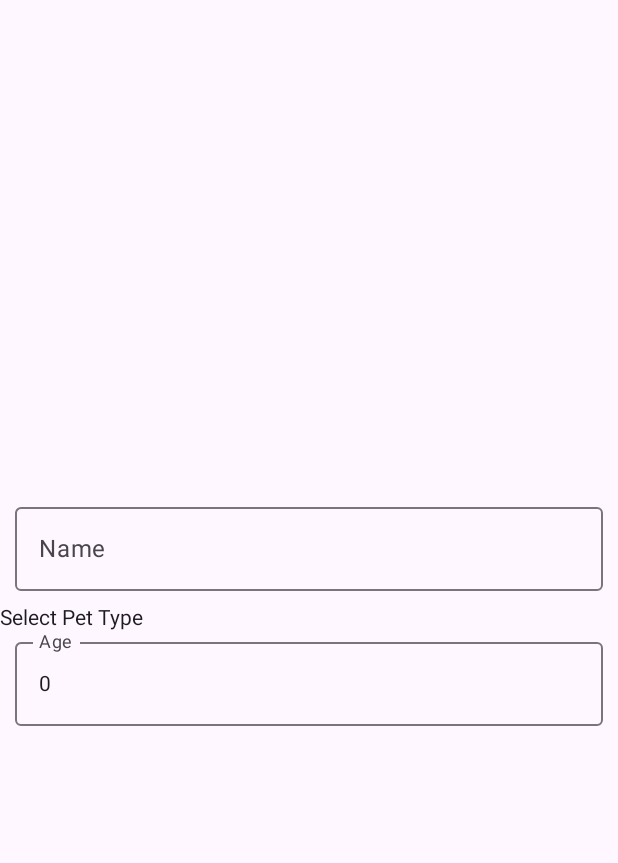
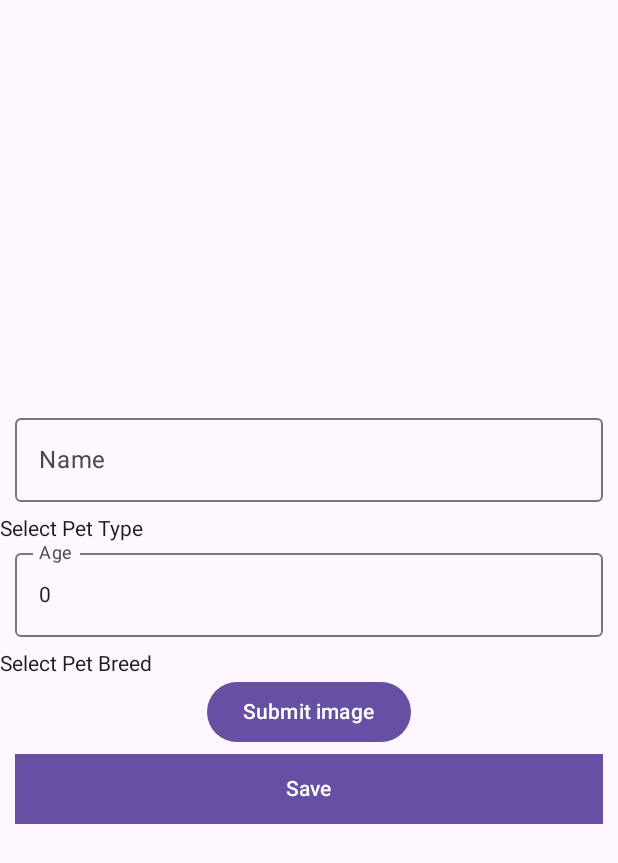
Before and after one commit to ZeB-ZuA/Soviet-Paws, an Android app built with Jetpack Compose: the @Preview function AddPetsPreview, on a phone screen of 412 x 824 dp. Shown: the top 863 px of the screen. Run offline under Robolectric (Android 15) with nearby library versions, the phone set to English and light mode, and no system bars; our stand-ins replace livedata-compose.

Commit message:
Add pet viewModel

```diff
--- a/Frontend/app/build.gradle.kts
+++ b/Frontend/app/build.gradle.kts
@@ -53,6 +53,9 @@ dependencies {
     implementation("androidx.navigation:navigation-compose:2.7.7")
     implementation("androidx.compose.material:material-icons-extended:1.6.7")
     implementation("androidx.compose.runtime:runtime-livedata:1.6.7")
+    implementation("com.squareup.retrofit2:retrofit:2.9.0")
+    implementation("com.squareup.retrofit2:converter-gson:2.9.0")
+    implementation ("com.squareup.okhttp3:okhttp:4.9.0")
     implementation(libs.androidx.core.ktx)
     implementation(libs.androidx.lifecycle.runtime.ktx)
     implementation(libs.androidx.activity.compose)
--- a/Frontend/app/src/main/AndroidManifest.xml
+++ b/Frontend/app/src/main/AndroidManifest.xml
@@ -11,7 +11,8 @@
         android:roundIcon="@mipmap/ic_launcher_round"
         android:supportsRtl="true"
         android:theme="@style/Theme.SovietPaws"
-        tools:targetApi="31">
+        tools:targetApi="31"
+        android:usesCleartextTraffic="true">
         <activity
             android:name=".MainActivity"
             android:exported="true"
@@ -23,6 +24,7 @@
                 <category android:name="android.intent.category.LAUNCHER" />
             </intent-filter>
         </activity>
+
     </application>
-
+    <uses-permission android:name="android.permission.INTERNET"/>
 </manifest>
--- /dev/null
+++ b/Frontend/app/src/main/java/com/udistrital/soviet_paws/models/PetType.kt
@@ -0,0 +1,15 @@
+package com.udistrital.soviet_paws.models
+
+enum class PetType(val type: String, val breeds: List<String>) {
+    DOGS("Dogs", listOf("Labrador Retriever", "Pastor Alemán", "Golden Retriever", "Bulldog Francés", "Beagle")),
+    CATS("Cats", listOf("Persa", "Maine Coon", "Siamese", "Ragdoll", "Bengalí")),
+    RABBITS("Rabbits", listOf("Conejo de Nueva Zelanda", "Conejo Californiano", "Conejo Satinado", "Conejo Rex", "Conejo Holandés")),
+    POULTRY("Poultry", listOf("Leghorn", "Rhode Island Red", "Sussex", "Plymouth Rock", "Wyandotte")),
+    HAMSTERS("Hamsters", listOf("Hámster Sirio", "Hámster Roborovski", "Hámster Ruso", "Hámster Chino", "Hámster Campbell")),
+    FISHES("Fishes", listOf("Pez Betta", "Pez Ángel", "Pez Disco", "Pez Payaso", "Pez Tetra Neón")),
+    EXOTIC_REPTILES("Exotic Reptiles", listOf("Pitón de Boelen", "Boa esmeralda", "Pitón verde de árbol", "Boa arco iris brasileña", "Camaleón pantera")),
+    INVERTEBRATES("Invertebrates", listOf("Caracol manzana", "Cangrejo ermitaño", "Camarón cereza", "Medusa de luna", "Estrella de mar común")),
+    HORSES("Horses", listOf("Caballo Árabe", "Caballo de pura sangre inglés", "Caballo Andaluz", "Caballo Appaloosa", "Caballo Morgan")),
+    COWS("Cows", listOf("Holstein", "Angus", "Hereford", "Jersey", "Charolais")),
+    OTHERS("Others", listOf());
+}
--- /dev/null
+++ b/Frontend/app/src/main/java/com/udistrital/soviet_paws/repository/PetsRepository.kt
@@ -0,0 +1,15 @@
+package com.udistrital.soviet_paws.repository
+
+import com.udistrital.soviet_paws.models.Pet
+
+interface PetsRepository {
+
+    fun save(pet: Pet)
+    fun list():List<Pet>
+    fun filterByNameAndSort(name: String?, sortBy: String?): List<Pet>
+
+
+
+
+
+}
--- a/Frontend/app/src/main/java/com/udistrital/soviet_paws/views/AddPets.kt
+++ b/Frontend/app/src/main/java/com/udistrital/soviet_paws/views/AddPets.kt
@@ -1,17 +1,32 @@
 package com.udistrital.soviet_paws.views
 
+import PetService
+import android.graphics.Bitmap
+import android.graphics.ImageDecoder
+import android.net.Uri
+import android.os.Build
+import android.provider.MediaStore
+import androidx.activity.compose.rememberLauncherForActivityResult
+import androidx.activity.result.contract.ActivityResultContract
+import androidx.activity.result.contract.ActivityResultContracts
 import androidx.compose.foundation.BorderStroke
+import androidx.compose.foundation.Image
 import androidx.compose.foundation.border
 import androidx.compose.foundation.clickable
 import androidx.compose.foundation.layout.Arrangement
 import androidx.compose.foundation.layout.Box
 import androidx.compose.foundation.layout.Column
+import androidx.compose.foundation.layout.Spacer
 import androidx.compose.foundation.layout.fillMaxSize
 import androidx.compose.foundation.layout.fillMaxWidth
+import androidx.compose.foundation.layout.height
 import androidx.compose.foundation.layout.padding
+import androidx.compose.foundation.layout.size
+import androidx.compose.foundation.shape.RoundedCornerShape
 import androidx.compose.foundation.text.KeyboardOptions
 import androidx.compose.material.icons.Icons
 import androidx.compose.material.icons.filled.ArrowDropDown
+import androidx.compose.material3.Button
 import androidx.compose.material3.DropdownMenu
 import androidx.compose.material3.DropdownMenuItem
 import androidx.compose.material3.Icon
@@ -21,6 +36,7 @@ import androidx.compose.material3.Surface
 import androidx.compose.material3.Text
 import androidx.compose.material3.TextField
 import androidx.compose.runtime.Composable
+import androidx.compose.runtime.LaunchedEffect
 import androidx.compose.runtime.getValue
 import androidx.compose.runtime.livedata.observeAsState
 import androidx.compose.runtime.mutableStateOf
@@ -28,19 +44,27 @@ import androidx.compose.runtime.remember
 import androidx.compose.runtime.setValue
 import androidx.compose.ui.Alignment
 import androidx.compose.ui.Modifier
+import androidx.compose.ui.draw.clip
 import androidx.compose.ui.graphics.Color
+import androidx.compose.ui.graphics.RectangleShape
+import androidx.compose.ui.graphics.asImageBitmap
+import androidx.compose.ui.platform.LocalContext
 import androidx.compose.ui.text.input.KeyboardType
+import androidx.compose.ui.text.toUpperCase
 import androidx.compose.ui.tooling.preview.Preview
 import androidx.compose.ui.unit.dp
 import androidx.lifecycle.ViewModel
 import androidx.navigation.NavController
 import androidx.navigation.compose.rememberNavController
+import com.udistrital.soviet_paws.models.PetType
 import com.udistrital.soviet_paws.viewModels.AddPetsViewModel
 
 @Composable
 fun AddPets(navController: NavController) {
     Surface(modifier = Modifier.fillMaxSize()) {
-        val viewModel = AddPetsViewModel()
+        val petService = PetService()
+        val context = LocalContext.current
+        val viewModel = AddPetsViewModel(petService, context)
 
         Column(
             horizontalAlignment = Alignment.CenterHorizontally,
@@ -52,11 +76,11 @@ fun AddPets(navController: NavController) {
 
 
     }
+}
 
-}
 @Composable
 @Preview(showBackground = true, showSystemUi = true)
-fun AddPetsPreview(){
+fun AddPetsPreview() {
     val navController = rememberNavController()
     AddPets(navController = navController)
 }
@@ -68,6 +92,7 @@ fun PetForm(navController: NavController, viewModel: AddPetsViewModel) {
     val type: String by viewModel.type.observeAsState(initial = "Select Pet Type")
     val age: Int by viewModel.age.observeAsState(initial = 0)
     val breed: String by viewModel.breed.observeAsState(initial = "Select Pet Breed")
+    val uri: Uri? by viewModel.imageUri.observeAsState()
 
 
     Column(
@@ -81,15 +106,84 @@ fun PetForm(navController: NavController, viewModel: AddPetsViewModel) {
 
         TypeInput(
             typeState = type,
-            OnTypeChange = { viewModel.setType(it) }
+            OnTypeChange = { viewModel.setType(it) },
+            OnBreedTypeChange = { viewModel.setBreed(it) }
         )
 
         AgeInput(
-            ageState= age,
-            onAgeChange = {viewModel.setAge(it)}
+            ageState = age,
+            onAgeChange = { viewModel.setAge(it) }
+        )
+
+        BreedInput(
+            breedState = breed,
+            OnBreedChange = { viewModel.setBreed(it) },
+            viewModel = viewModel
+        )
+
+        ImageInput(uriState = uri, onUriChange = { viewModel.setImageUri(it) })
+
+        SubmitButton(
+            textId = "Save",
+            onClick = { viewModel.save() }
         )
 
     }
+}
+
+@Composable
+fun ImageInput(uriState: Uri?, onUriChange: (Uri) -> Unit, labelId: String = "ImageUri") {
+    var selectedImageUri by remember { mutableStateOf<Uri?>(null) }
+    val context = LocalContext.current
+    val bitmap = remember { mutableStateOf<Bitmap?>(null) }
+    val laucher =
+        rememberLauncherForActivityResult(contract = ActivityResultContracts.GetContent()) { uri: Uri? ->
+            selectedImageUri = uri
+            uri?.let { onUriChange(it) }
+        }
+    Column(
+        verticalArrangement = Arrangement.Center,
+        horizontalAlignment = Alignment.CenterHorizontally
+    ) {
+        selectedImageUri?.let {
+            if (Build.VERSION.SDK_INT < 28) {
+                bitmap.value = MediaStore.Images.Media.getBitmap(context.contentResolver, it)
+            } else {
+                val source = ImageDecoder.createSource(context.contentResolver, it)
+                bitmap.value = ImageDecoder.decodeBitmap(source)
+
+            }
+            bitmap.value?.let { btm ->
+                Image(
+                    bitmap = btm.asImageBitmap(), contentDescription = null, modifier = Modifier
+                        .size(200.dp)
+                        .padding(20.dp)
+                )
+            }
+        }
+        Button(onClick = {
+            laucher.launch("image/*")
+            println(selectedImageUri)
+        }) {
+            Text(text = "Submit image")
+        }
+    }
+}
+
+@Composable
+fun SubmitButton(textId: String, onClick: () -> Unit) {
+    Button(
+        onClick = onClick,
+        modifier = Modifier
+            .padding(vertical = 3.dp, horizontal = 10.dp)
+            .fillMaxWidth(),
+        shape = RectangleShape,
+    ) {
+        Text(
+            text = textId, modifier = Modifier.padding(5.dp)
+        )
+    }
+
 }
 
 @Composable
@@ -105,7 +199,6 @@ fun AgeInput(ageState: Int, onAgeChange: (Int) -> Unit, labelId: String = "Age")
     )
 }
 
-
 @Composable
 fun NameInput(
     nameState: String, OnNameChange: (
@@ -114,42 +207,24 @@ fun NameInput(
 ) {
     InputField(valuesState = nameState, onValueChange = OnNameChange, labelId = labelId)
 }
+
 @Composable
-fun TypeInput(typeState: String, OnTypeChange: (String) -> Unit, labelId: String = "Type") {
+fun TypeInput(
+    typeState: String,
+    OnTypeChange: (String) -> Unit,
+    OnBreedTypeChange: (String) -> Unit,
+    labelId: String = "Type"
+) {
     var expanded by remember { mutableStateOf(false) }
-    var otherPetType by remember { mutableStateOf("") }
-    val petTypes = listOf(
-        "Dogs",
-        "Cats",
-        "Rabbits",
-        "Poultry",
-        "Hamsters",
-        "Fishes",
-        "Exotic Reptiles",
-        "Invertebrates",
-        "Horses",
-        "Cows",
-        "Others"
-    )
+    val petTypes = PetType.values().map { it.type }
 
-    Box(modifier = Modifier.fillMaxWidth()) {
-        if (typeState == "Others") {
-            TextField(
-                value = otherPetType,
-                onValueChange = { otherPetType = it },
-                label = { Text("Enter other pet type") },
-                modifier = Modifier.fillMaxWidth()
-            )
-            OnTypeChange(otherPetType)
-        } else {
+    Column(modifier = Modifier.fillMaxWidth()) {
         Text(
             text = typeState,
             modifier = Modifier
                 .fillMaxWidth()
                 .clickable(onClick = { expanded = true })
         )
-        }
-
         DropdownMenu(
             expanded = expanded,
             onDismissRequest = { expanded = false },
@@ -168,6 +243,7 @@ fun TypeInput(typeState: String, OnTypeChange: (String) -> Unit, labelId: String
                     },
                     onClick = {
                         OnTypeChange(petType)
+                        OnBreedTypeChange(petType)
                         expanded = false
                     }
                 )
@@ -176,11 +252,67 @@ fun TypeInput(typeState: String, OnTypeChange: (String) -> Unit, labelId: String
     }
 }
 
+@Composable
+fun BreedInput(
+    breedState: String,
+    OnBreedChange: (String) -> Unit,
+    labelId: String = "Breed",
+    viewModel: AddPetsViewModel
+) {
+    var expanded by remember { mutableStateOf(false) }
+    val type = viewModel.breed.value ?: ""
+    val breeds = when (type) {
+        "Dogs" -> PetType.DOGS.breeds
+        "Cats" -> PetType.CATS.breeds
+        "Rabbits" -> PetType.RABBITS.breeds
+        "Poultry" -> PetType.POULTRY.breeds
+        "Hamsters" -> PetType.HAMSTERS.breeds
+        "Fishes" -> PetType.FISHES.breeds
+        "Exotic Reptiles" -> PetType.EXOTIC_REPTILES.breeds
+        "Invertebrates" -> PetType.INVERTEBRATES.breeds
+        "Horses" -> PetType.HORSES.breeds
+        "Cows" -> PetType.COWS.breeds
+        else -> emptyList()
+    }
+
+    Column(modifier = Modifier.fillMaxWidth()) {
+        Text(
+            text = breedState,
+            modifier = Modifier
+                .fillMaxWidth()
+                .clickable(onClick = { expanded = true })
+        )
+
+        DropdownMenu(
+            expanded = expanded,
+            onDismissRequest = { expanded = false },
+            modifier = Modifier.fillMaxWidth()
+        ) {
+            breeds.forEach { breed ->
+                DropdownMenuItem(
+                    modifier = Modifier
+                        .padding(10.dp)
+                        .fillMaxWidth(),
+                    text = {
+                        Text(
+                            text = breed,
+                            modifier = Modifier.align(Alignment.CenterHorizontally)
+                        )
+                    },
+                    onClick = {
+                        OnBreedChange(breed)
+                        expanded = false
+                    }
+                )
+            }
+
+        }
+    }
+}
 
 @Composable
 fun InputField(
     valuesState: String, onValueChange: (String) -> Unit, labelId: String
-
 ) {
     OutlinedTextField(
         value = valuesState,
```
Also changed, not shown: Frontend/app/src/main/java/com/udistrital/soviet_paws/models/Pet.kt (added, +12 -0 lines), Frontend/app/src/main/java/com/udistrital/soviet_paws/network/PetsApi.kt (added, +28 -0 lines), Frontend/app/src/main/java/com/udistrital/soviet_paws/network/RetrofitClient.kt (added, +19 -0 lines), Frontend/app/src/main/java/com/udistrital/soviet_paws/service/PetService.kt (added, +58 -0 lines), Frontend/app/src/main/java/com/udistrital/soviet_paws/viewModels/AddPetsViewModel.kt (+62 -1 lines), 9 other files. Lines whose indentation alone changed are shown as unchanged.
